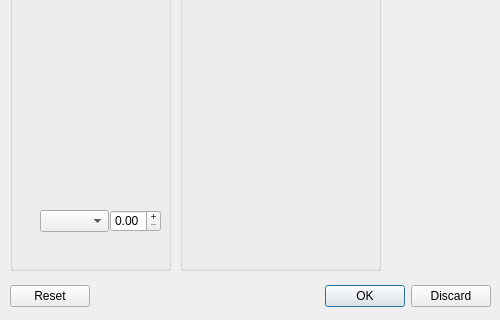
Qt form winconfig.ui (petrilakm/mtb-unis-config) before a commit; both pictures show x 0 to 500 and y 230 to 550 of the 500 by 550 pixel window.
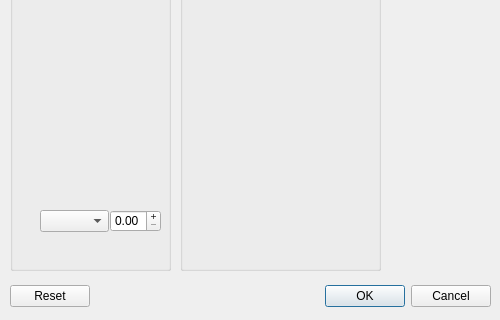
The same form after that commit.

What changed in the file:
```diff
--- a/winconfig.ui
+++ b/winconfig.ui
@@ -50,7 +50,7 @@
     <enum>Qt::Horizontal</enum>
    </property>
    <property name="standardButtons">
-    <set>QDialogButtonBox::Discard|QDialogButtonBox::Ok|QDialogButtonBox::Reset</set>
+    <set>QDialogButtonBox::Cancel|QDialogButtonBox::Ok|QDialogButtonBox::Reset</set>
    </property>
   </widget>
   <widget class="QWidget" name="widget" native="true">
```
